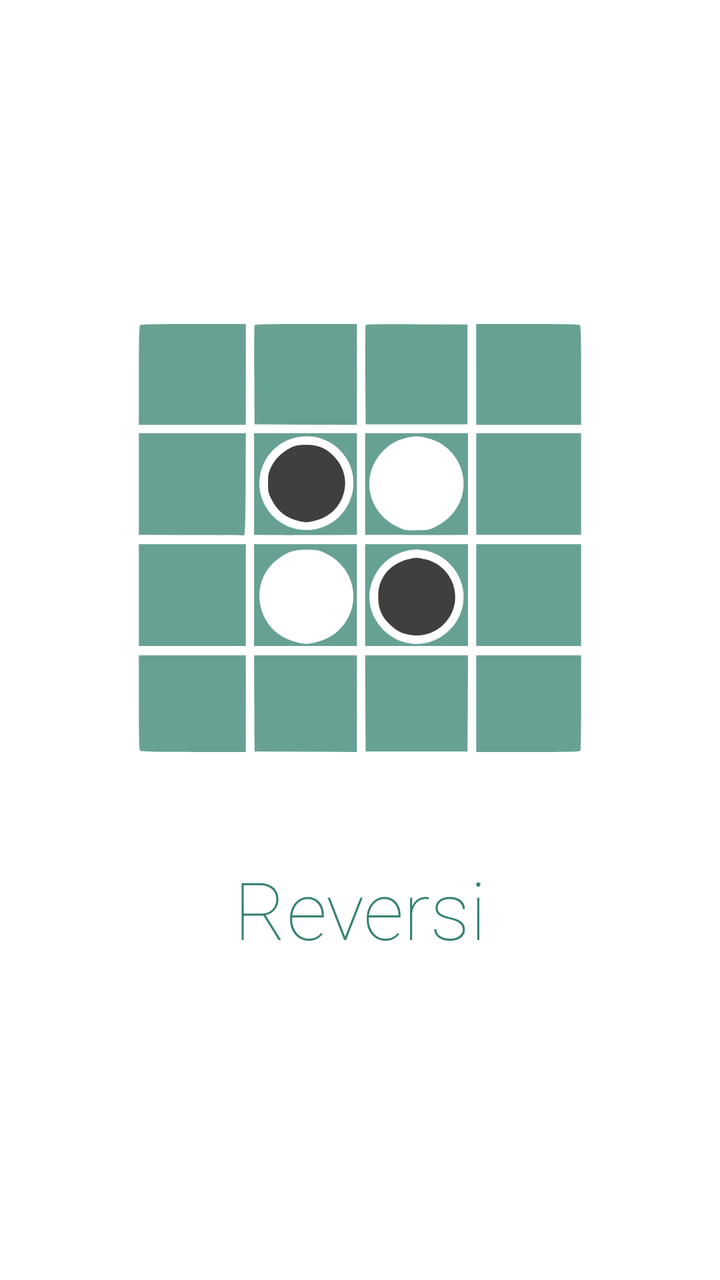
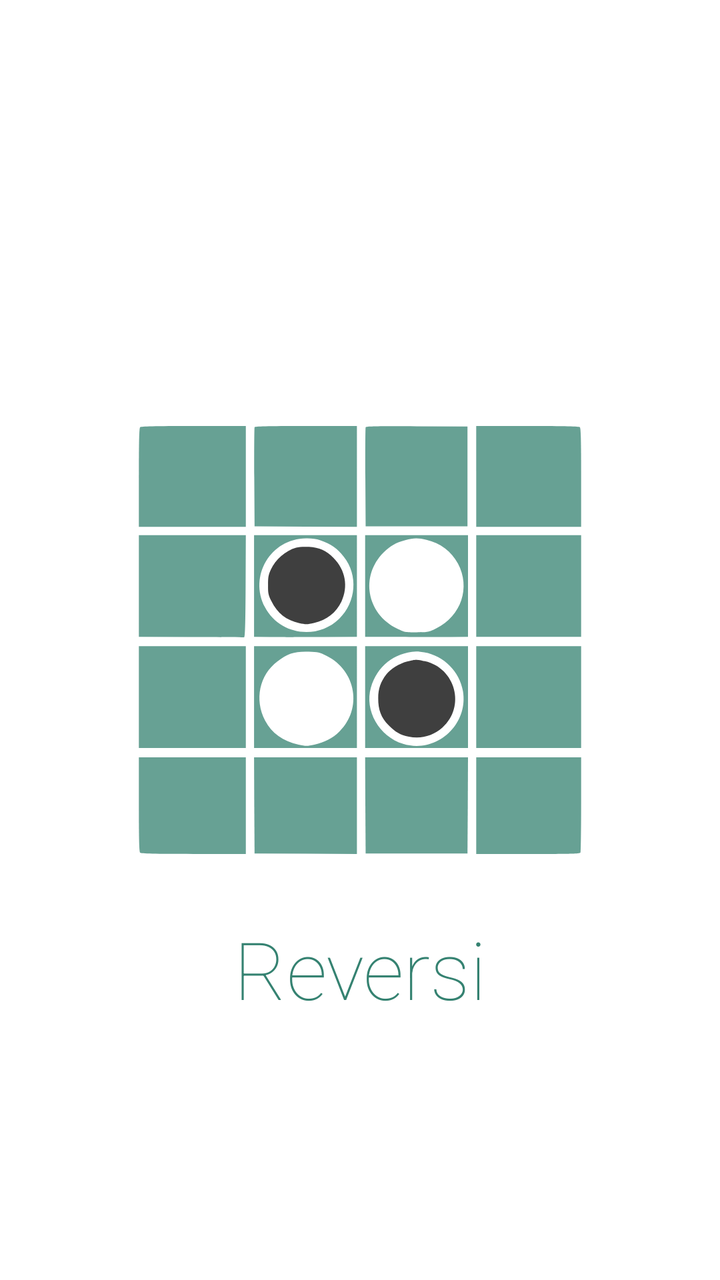

Before-and-after screenshots of an Android layout around one commit, followed by the original layout XML and the change that was made.
<!-- AndroidManifest.xml: application theme AppTheme -->
<!-- res/layout/activity_main.xml -->
<?xml version="1.0" encoding="utf-8"?>
<androidx.constraintlayout.widget.ConstraintLayout
        xmlns:android="http://schemas.android.com/apk/res/android"
        xmlns:tools="http://schemas.android.com/tools"
        xmlns:app="http://schemas.android.com/apk/res-auto"
        android:layout_width="match_parent"
        android:layout_height="match_parent"
        tools:context=".MainActivity"
        android:background="@color/white">

    <ImageView android:layout_width="wrap_content"
               android:layout_height="wrap_content"
               android:src="@drawable/ic_splash"
               app:layout_constraintTop_toTopOf="parent"
               android:layout_marginTop="100dp"
               app:layout_constraintBottom_toBottomOf="parent"
               app:layout_constraintEnd_toEndOf="parent"
               android:layout_marginEnd="10dp"
               app:layout_constraintStart_toStartOf="parent"
               android:layout_marginStart="10dp"
               app:layout_constraintVertical_bias="0.2" android:layout_margin="10dp"
               android:layout_marginBottom="100dp" android:id="@+id/logo"/>
    <TextView
            android:text="@string/app_name"
            android:layout_width="0dp"
            android:layout_height="wrap_content" android:id="@+id/appName"
            app:layout_constraintEnd_toEndOf="parent"
            app:layout_constraintStart_toStartOf="parent" android:textSize="40sp" android:textAlignment="center"
            app:layout_constraintHorizontal_bias="0.0" android:fontFamily="sans-serif-thin"
            android:textColor="@color/colorPrimary"
            app:layout_constraintBottom_toBottomOf="@+id/logo" app:layout_constraintVertical_bias="0.967"
            app:layout_constraintTop_toTopOf="@+id/logo"/>

</androidx.constraintlayout.widget.ConstraintLayout>
<!-- resources referenced by this layout -->
<resources>
  <color name="colorPrimary">#358271</color>
  <color name="white">#ffffff</color>
  <!-- drawable ic_splash: vector/xml drawable (drawable, 4948 chars, omitted) -->
  <string name="app_name">Reversi</string>
  <style name="AppTheme" parent="Theme.AppCompat.Light.NoActionBar">
          
          <item name="colorPrimary">@color/colorPrimary</item>
          <item name="colorPrimaryDark">@color/colorPrimaryDark</item>
          <item name="colorAccent">@color/colorAccent</item>
      </style>
  <color name="colorPrimaryDark">#358271</color>
  <color name="colorAccent">#358271</color>
</resources>

<!-- the commit's change to res/layout/activity_main.xml (unified diff, before → after) -->
@@ -18,7 +18,7 @@
                android:layout_marginEnd="10dp"
                app:layout_constraintStart_toStartOf="parent"
                android:layout_marginStart="10dp"
-               app:layout_constraintVertical_bias="0.2" android:layout_margin="10dp"
+               android:layout_margin="10dp"
                android:layout_marginBottom="100dp" android:id="@+id/logo"/>
     <TextView
             android:text="@string/app_name"
@@ -26,9 +26,9 @@
             android:layout_height="wrap_content" android:id="@+id/appName"
             app:layout_constraintEnd_toEndOf="parent"
             app:layout_constraintStart_toStartOf="parent" android:textSize="40sp" android:textAlignment="center"
-            app:layout_constraintHorizontal_bias="0.0" android:fontFamily="sans-serif-thin"
+            app:layout_constraintHorizontal_bias="1.0" android:fontFamily="sans-serif-thin"
             android:textColor="@color/colorPrimary"
-            app:layout_constraintBottom_toBottomOf="@+id/logo" app:layout_constraintVertical_bias="0.967"
+            app:layout_constraintBottom_toBottomOf="@+id/logo" app:layout_constraintVertical_bias="0.914"
             app:layout_constraintTop_toTopOf="@+id/logo"/>
 
 </androidx.constraintlayout.widget.ConstraintLayout>
